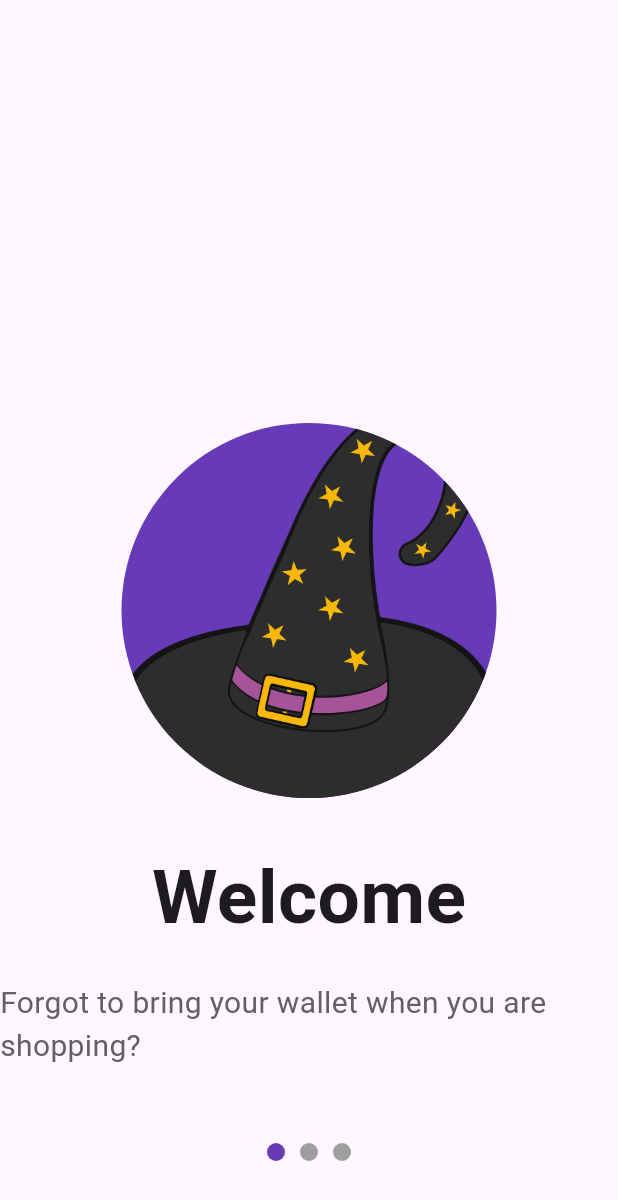
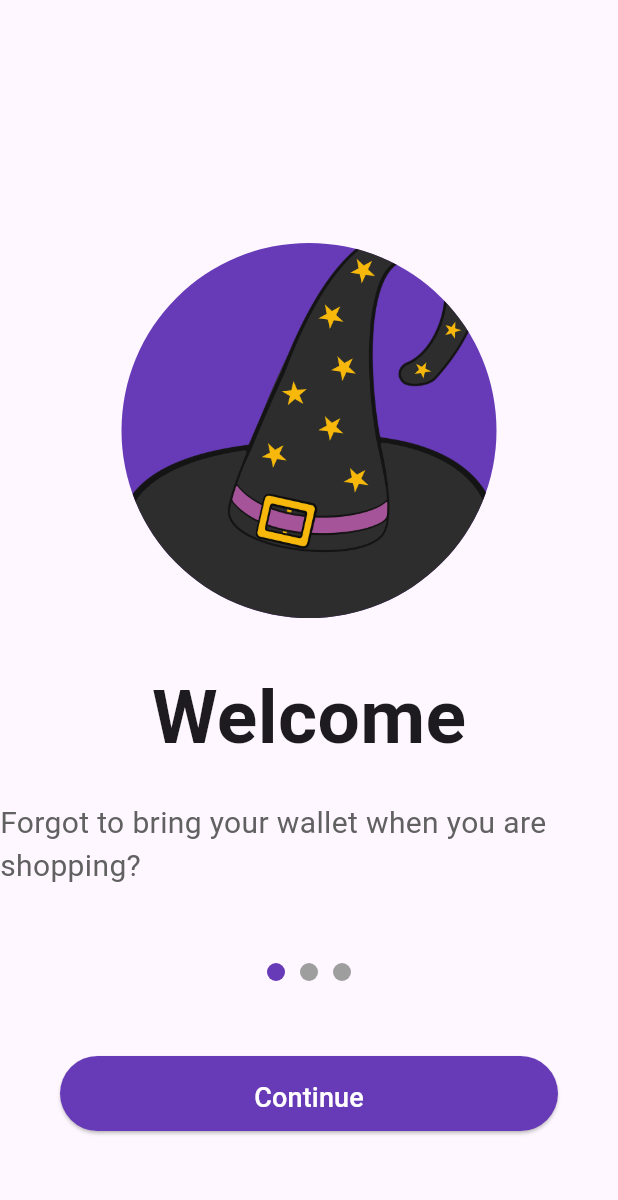
Before and after one commit to Hartamatamatama/KB1179-1123150117-uts, a Flutter app: the screen it shows after launch, on a phone screen of 412 x 824 dp. Shown: the top 1200 px of the screen. Run offline on Flutter 3.47's test engine with Material 3 defaults, Android fonts, the phone set to English and light mode, and no system bars.

Commit message:
Membuat button continue

```diff
--- a/lib/screen/splash_screen_1.dart
+++ b/lib/screen/splash_screen_1.dart
@@ -69,6 +69,36 @@ class SplashScreen1 extends StatelessWidget {
               ],
             ),
             SizedBox(height: 50),
+            Container(
+              margin: EdgeInsets.symmetric(horizontal: 40),
+              child: SizedBox(
+                height: 50,
+                width: double.infinity,
+                child: ElevatedButton(
+                  onPressed: () {
+                    // Navigator.push(
+                    //   context,
+                    //   MaterialPageRoute(builder: (context) => SplashScreen2()),
+                    // );
+                  },
+                  style: ElevatedButton.styleFrom(
+                    backgroundColor: Colors.deepPurple,
+                    padding: EdgeInsets.symmetric(
+                      horizontal: 50.0,
+                      vertical: 15.0,
+                    ),
+                    shape: RoundedRectangleBorder(
+                      borderRadius: BorderRadius.circular(30.0),
+                    ),
+                  ),
+                  child: Text(
+                    'Continue',
+                    style: TextStyle(fontSize: 18.0, color: Colors.white),
+                  ),
+                ),
+              ),
+            ),
+            SizedBox(height: 70),
           ],
         ),
       ),
```
